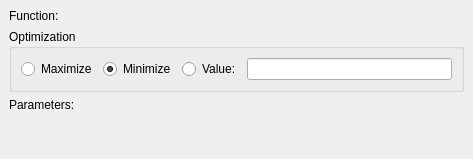
First picture: the form in kspread/plugins/solver/SolverMainWidget.ui, repository KDE/koffice, before the edit.
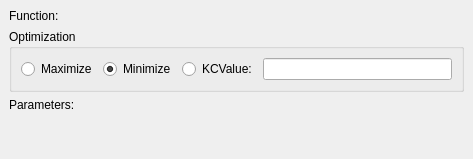
Second picture: the form after the edit. Custom widgets are drawn as their Qt base class.

Commit message: Rename Value to KCValue

The edit to the form file:
```diff
--- a/kspread/plugins/solver/SolverMainWidget.ui
+++ b/kspread/plugins/solver/SolverMainWidget.ui
@@ -69,7 +69,7 @@
       <item>
        <widget class="QRadioButton" name="valueButton" >
         <property name="text" >
-         <string>Value:</string>
+         <string>KCValue:</string>
         </property>
        </widget>
       </item>
```
The commit also changes 143 other files.
